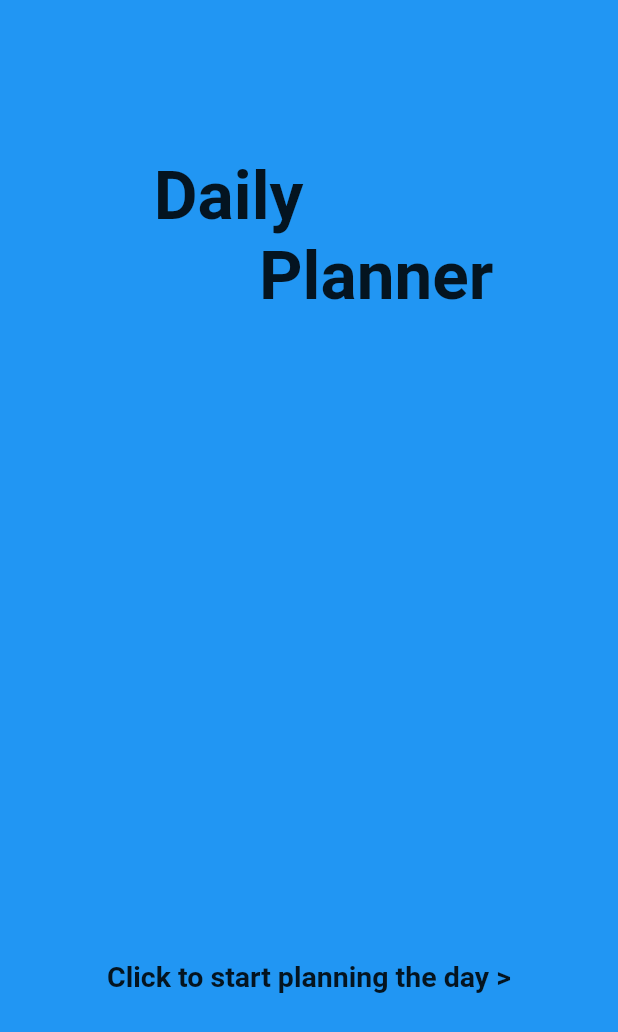
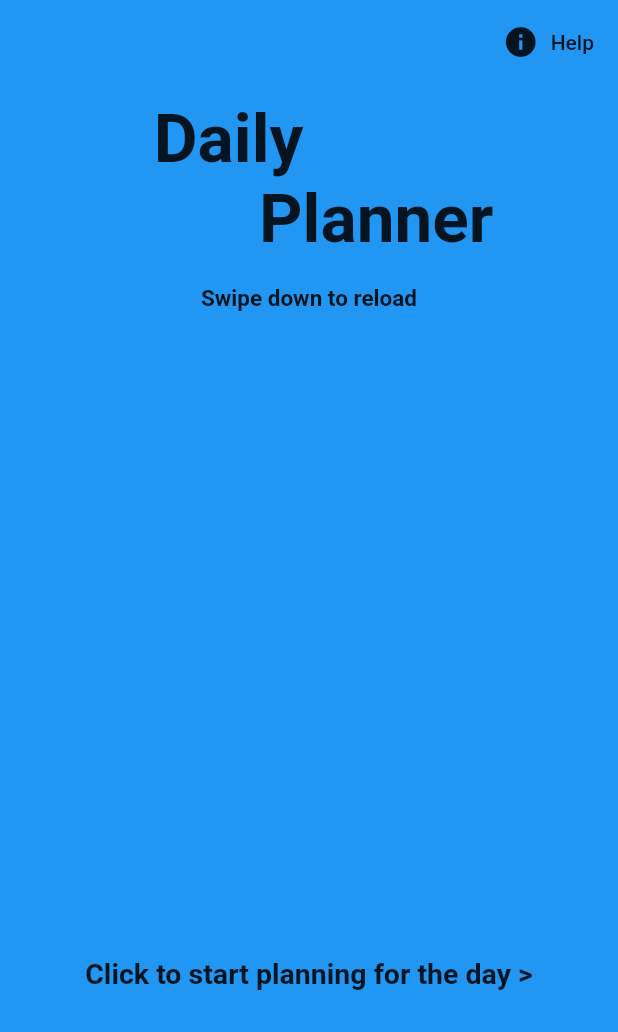
Before and after one commit to SamRajeev/daily_planner_2_5.2, a Flutter app: the screen it shows after launch, on a phone screen of 412 x 824 dp. Shown: the top 1032 px of the screen. Run offline on Flutter 3.47's test engine with Material 2 defaults, Android fonts, the phone set to English and light mode, and no system bars; our stand-ins replace shared_preferences, syncfusion_flutter_calendar.

Commit message:
Second Commit

```diff
--- a/lib/Home_Page.dart
+++ b/lib/Home_Page.dart
@@ -14,11 +14,29 @@ class _HomeState extends State<Home> {
   @override
   Widget build(BuildContext context) {
     return Scaffold(
+        appBar: AppBar(
           backgroundColor: Colors.blue,
-      body: Column(
+          elevation: 0.0,
+          actions: <Widget>[
+            Padding(
+              padding: const EdgeInsets.fromLTRB(300, 0.0, 0.0, 0.0),
+              child: FlatButton.icon(
+                label: Text('Help'),
+                icon:Icon(Icons.info),
+                onPressed: (){
+
+                },
+              ),
+            )
+
+          ],
+        ),
+      backgroundColor: Colors.blue,
+      body: Container(
+        child: Column(
           children: <Widget>[
             Padding(
-            padding: const EdgeInsets.fromLTRB(4.0, 104.0, 100.0, 0.0),
+              padding: const EdgeInsets.fromLTRB(4.0, 10.0, 100.0, 0.0),
               child: Row(
                 mainAxisAlignment: MainAxisAlignment.center,
                 children:<Widget>[
@@ -38,6 +56,15 @@ class _HomeState extends State<Home> {
                   fontSize: 45.0,
                   fontWeight: FontWeight.bold
               ),
+            ), Padding(
+              padding: const EdgeInsets.fromLTRB(0.0, 18.0, 0.0, 0.0),
+              child: Text(
+               'Swipe down to reload',
+                style: TextStyle(
+                    fontSize: 15.0,
+                    fontWeight: FontWeight.bold
+                ),
+              ),
             ),
             TaskList(),
             FlatButton(
@@ -45,13 +72,14 @@ class _HomeState extends State<Home> {
                 Navigator.pushNamed(context, '/planner').whenComplete(() =>TaskList());
               },
               child: Text(
-              "Click to start planning the day >",
+                "Click to start planning for the day >",
                 style: TextStyle(
                   fontSize: 19.0,
                   fontWeight:FontWeight.bold
                 ),
               ),
             )],
+        ),
       )
     );
   }
@@ -69,6 +97,7 @@ class _TaskListState extends State<TaskList> {
   List finalList = [];
   DateTime date1;
   DateTime date2;
+  DateTime tasktime;
 
   initState() {
     initprefs();
@@ -77,28 +106,27 @@ class _TaskListState extends State<TaskList> {
 
   initprefs() async {
     prefs = await SharedPreferences.getInstance();
-    prefs.reload();
     var value = jsonDecode(prefs.getString('events'));
+
     setState(() {
       eventList = value;
     });
-    for(var index = 0;index < eventList.length;index++){
-      var year = eventList[index][1].toString().substring(0,4);
-      var month = eventList[index][1].toString().substring(5,7);
-      var day = eventList[index][1].toString().substring(9,10);
+    finalList.clear();
+    for (var index = 0; index < eventList.length; index++) {
+      var year = eventList[index][1].toString().substring(0, 4);
+      var month = eventList[index][1].toString().substring(5, 7);
+      var day = eventList[index][1].toString().substring(9, 10);
       var temp = DateTime.now().toUtc();
-      var d1 = DateTime.utc(temp.year,temp.month,temp.day);
+      var d1 = DateTime.utc(temp.year, temp.month, temp.day);
 
-      var d2 = DateTime.utc(int.parse(year),int.parse(month),int.parse(day));
+      var d2 = DateTime.utc(int.parse(year), int.parse(month), int.parse(day));
 
-      if(d2.compareTo(d1) == 0){
+      if (d2.compareTo(d1) == 0) {
+        tasktime = DateTime.parse(eventList[index][1]);
         finalList.add(eventList[index]);
         //print(finalList);
-      }else{
-        //print('false');
       }
     }
-
   }
 
   @override
@@ -107,16 +135,17 @@ class _TaskListState extends State<TaskList> {
       padding: const EdgeInsets.fromLTRB(8.0, 9.0, 8.0, 8.0),
       child: Container(
         height: 400,
+        child: RefreshIndicator(
           child: ListView.builder(
               itemCount: finalList.length,
-          itemBuilder: (context,index) {
+              itemBuilder: (context, index) {
                 return Card(
                   child: CheckboxListTile(
                     title: Text(finalList[index][0]),
                     subtitle: Text(finalList[index][1]),
-                value:(jsonDecode(finalList[index][3])),
-                onChanged: (bool value)async{
-                  setState((){
+                    value: (jsonDecode(finalList[index][3])),
+                    onChanged: (bool value) async {
+                      setState(() {
                         finalList[index][3] = jsonEncode(value);
                       });
                     },
@@ -125,6 +154,12 @@ class _TaskListState extends State<TaskList> {
                 );
               }
           ),
+          onRefresh: () async {
+            setState(() {
+              initprefs();
+            });
+          },
+        ),
       ),
     );
   }
```
Lines whose indentation alone changed are shown as unchanged.
